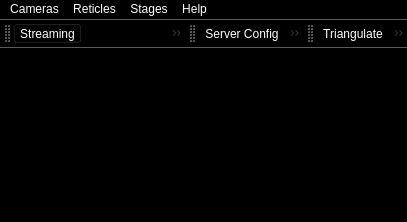
Qt form ui/mainWindow.ui (AllenNeuralDynamics/parallax) before a commit.
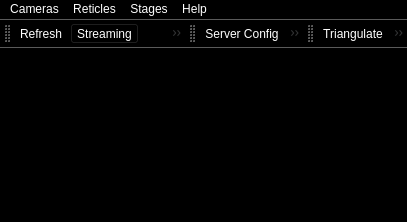
The same form after that commit. Icons and pictures are not drawn.

Commit message: Add camera refresh button on menuBar and toolBar

The edit to the form file:
```diff
--- a/ui/mainWindow.ui
+++ b/ui/mainWindow.ui
@@ -183,6 +183,7 @@
    <attribute name="toolBarBreak">
     <bool>false</bool>
    </attribute>
+   <addaction name="actionRefresh"/>
    <addaction name="actionStreaming"/>
    <addaction name="actionRecording"/>
    <addaction name="actionSnapshot"/>
@@ -355,6 +356,15 @@
     <string>Calculator</string>
    </property>
   </action>
+  <action name="actionRefresh">
+   <property name="icon">
+    <iconset resource="resources/resources_from_qt.qrc">
+     <normaloff>:/Icons/refresh.png</normaloff>:/Icons/refresh.png</iconset>
+   </property>
+   <property name="text">
+    <string>Refresh</string>
+   </property>
+  </action>
  </widget>
  <resources>
   <include location="resources/resources_from_qt.qrc"/>
```
Left out of the diff: 1 changed line with no effect on the pictures. The commit also changes 2 other files.
